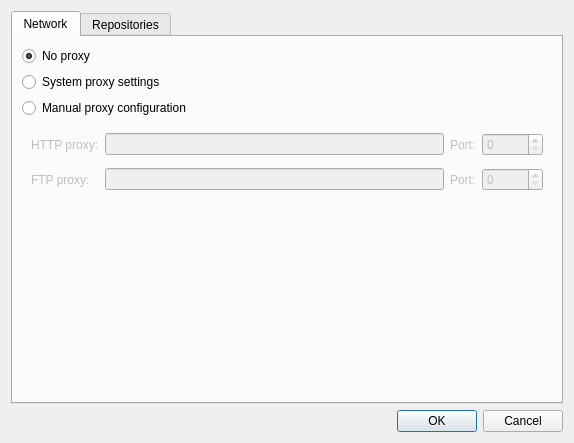
The window that src/sdk/settingsdialog.ui (qtproject/installer-framework) describes before a commit, drawn with Qt 5.
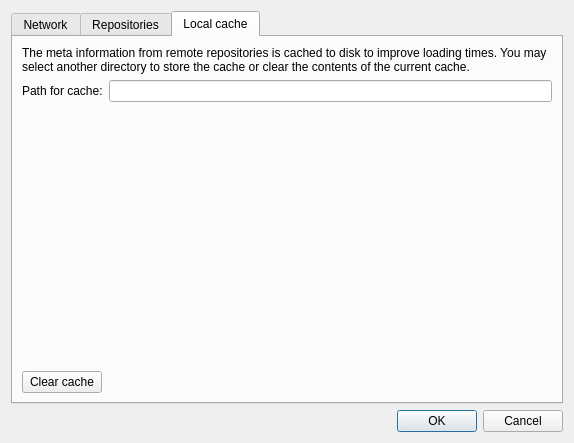
The same window after the commit. The open tabs and pages were chosen to show the change.

Commit message: Add persistent metadata file cache

Patch:
```diff
--- a/src/sdk/settingsdialog.ui
+++ b/src/sdk/settingsdialog.ui
@@ -274,6 +274,66 @@
        </item>
       </layout>
      </widget>
+     <widget class="QWidget" name="m_localCache">
+      <attribute name="title">
+       <string>Local cache</string>
+      </attribute>
+      <layout class="QVBoxLayout" name="verticalLayout_5">
+       <item>
+        <widget class="QLabel" name="m_cacheDescriptionLabel">
+         <property name="text">
+          <string>The meta information from remote repositories is cached to disk to improve loading times. You may select another directory to store the cache or clear the contents of the current cache.</string>
+         </property>
+         <property name="wordWrap">
+          <bool>true</bool>
+         </property>
+        </widget>
+       </item>
+       <item>
+        <layout class="QHBoxLayout" name="horizontalLayout_2">
+         <item>
+          <widget class="QLabel" name="m_cachePathLabel">
+           <property name="text">
+            <string>Path for cache:</string>
+           </property>
+          </widget>
+         </item>
+         <item>
+          <widget class="QLineEdit" name="m_cachePathLineEdit"/>
+         </item>
+        </layout>
+       </item>
+       <item>
+        <spacer name="verticalSpacer">
+         <property name="orientation">
+          <enum>Qt::Vertical</enum>
+         </property>
+         <property name="sizeHint" stdset="0">
+          <size>
+           <width>20</width>
+           <height>40</height>
+          </size>
+         </property>
+        </spacer>
+       </item>
+       <item>
+        <widget class="QPushButton" name="m_clearPushButton">
+         <property name="sizePolicy">
+          <sizepolicy hsizetype="Maximum" vsizetype="Fixed">
+           <horstretch>0</horstretch>
+           <verstretch>0</verstretch>
+          </sizepolicy>
+         </property>
+         <property name="toolTip">
+          <string>Deletes the contents of the cache directory</string>
+         </property>
+         <property name="text">
+          <string>Clear cache</string>
+         </property>
+        </widget>
+       </item>
+      </layout>
+     </widget>
     </widget>
    </item>
    <item>
```
The commit also changes 50 other files.
